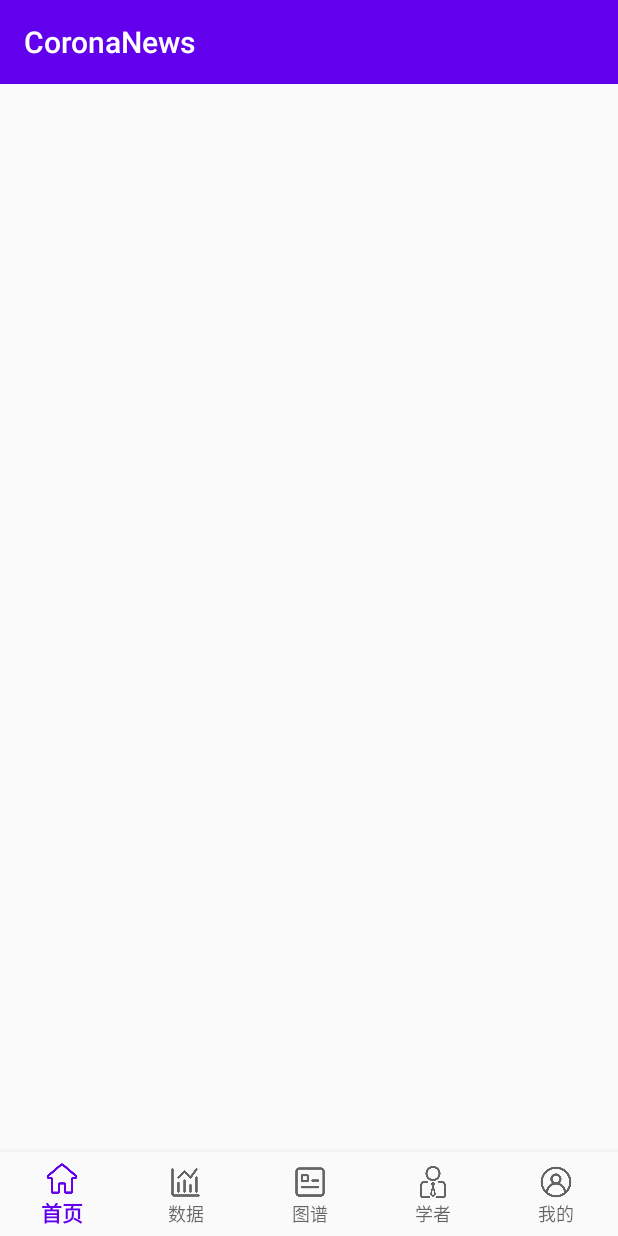
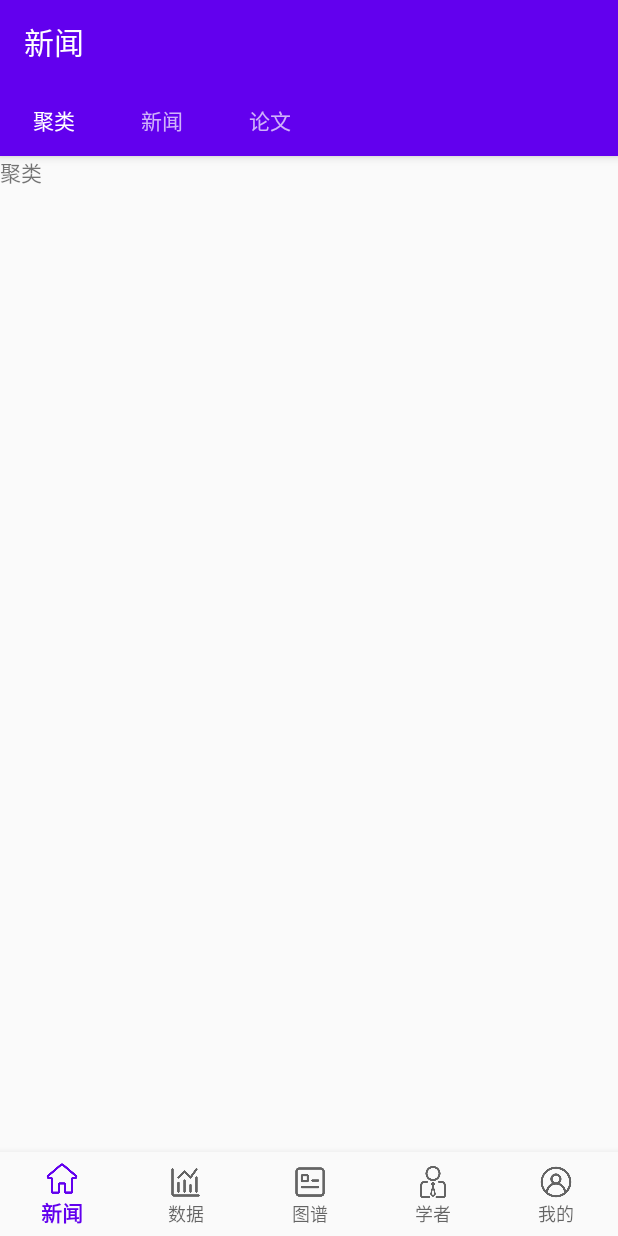
Before and after one commit to Yeenyeong/An-Android-Project-A-News-Broewser, an Android app: the screen it shows after launch (MainActivity), on a phone screen of 412 x 824 dp. Run offline under Robolectric (Android 15) with nearby library versions, the phone set to English and light mode, and no system bars.

Commit message:
news layout, and temporary test

```diff
--- /dev/null
+++ b/app/src/main/java/com/example/coronanews/FmPagerAdapter.java
@@ -0,0 +1,29 @@
+package com.example.coronanews;
+
+import androidx.annotation.NonNull;
+import androidx.fragment.app.Fragment;
+import androidx.fragment.app.FragmentManager;
+import androidx.fragment.app.FragmentPagerAdapter;
+
+import java.util.List;
+
+public class FmPagerAdapter extends FragmentPagerAdapter {
+    private List<Fragment> fragmentList;
+
+    public FmPagerAdapter(List<Fragment> fragmentList, FragmentManager fm) {
+        super(fm);
+        this.fragmentList = fragmentList;
+
+    }
+
+    @NonNull
+    @Override
+    public Fragment getItem(int position) {
+        return fragmentList.get(position);
+    }
+
+    @Override
+    public int getCount() {
+        return fragmentList != null && !fragmentList.isEmpty() ? fragmentList.size() : 0;
+    }
+}
--- a/app/src/main/java/com/example/coronanews/MainActivity.java
+++ b/app/src/main/java/com/example/coronanews/MainActivity.java
@@ -1,10 +1,14 @@
 package com.example.coronanews;
 
 import androidx.appcompat.app.AppCompatActivity;
+import androidx.fragment.app.Fragment;
+import androidx.viewpager.widget.ViewPager;
 
 import android.os.Bundle;
 
-import com.google.android.material.navigation.NavigationView;
+import com.google.android.material.tabs.TabLayout;
+
+import java.util.ArrayList;
 
 public class MainActivity extends AppCompatActivity {
 
@@ -12,5 +16,30 @@ public class MainActivity extends AppCompatActivity {
     protected void onCreate(Bundle savedInstanceState) {
         super.onCreate(savedInstanceState);
         setContentView(R.layout.activity_main);
+
+        /***
+         * 试一下TabLayout的feature,之后删掉.
+         */
+        init();
+    }
+
+    public void init(){
+        String[] titles = new String[]{"聚类","新闻","论文"};
+        TabLayout tabLayout = (TabLayout) findViewById(R.id.newsTab);
+        ViewPager viewPager = (ViewPager) findViewById(R.id.newsViewPager);
+        ArrayList<Fragment> fragments = new ArrayList<>();
+        FmPagerAdapter pagerAdapter = new FmPagerAdapter(fragments, getSupportFragmentManager());
+
+        for (int i = 0; i < titles.length; i++) {
+            fragments.add(new NewsFragmentTest(titles[i]));
+            tabLayout.addTab(tabLayout.newTab());
+        }
+        tabLayout.setupWithViewPager(viewPager, false);
+        viewPager.setAdapter(pagerAdapter);
+
+        for (int i = 0; i < titles.length; i++) {
+            tabLayout.getTabAt(i).setText(titles[i]);
+        }
+
     }
 }
--- /dev/null
+++ b/app/src/main/java/com/example/coronanews/NewsFragmentTest.java
@@ -0,0 +1,24 @@
+package com.example.coronanews;
+
+import android.os.Bundle;
+import android.view.LayoutInflater;
+import android.view.View;
+import android.view.ViewGroup;
+import android.widget.TextView;
+
+import androidx.annotation.NonNull;
+import androidx.annotation.Nullable;
+import androidx.fragment.app.Fragment;
+
+public class NewsFragmentTest extends Fragment {
+    private String tabName;
+    NewsFragmentTest(String t){this.tabName = t;}
+    @Nullable
+    @Override
+    public View onCreateView(@NonNull LayoutInflater inflater, @Nullable ViewGroup container, @Nullable Bundle savedInstanceState) {
+        View view = inflater.inflate(R.layout.newstest, container, false);
+        TextView text = (TextView) view.findViewById(R.id.testNews);
+        text.setText(tabName);
+        return view;
+    }
+}
--- a/app/src/main/res/layout/activity_main.xml
+++ b/app/src/main/res/layout/activity_main.xml
@@ -16,15 +16,10 @@
         app:layout_constraintStart_toStartOf="parent"
         app:layout_constraintTop_toTopOf="parent">
 
-        <androidx.appcompat.widget.Toolbar
-            android:id="@+id/mainToolBar"
-            app:title="@string/app_name"
-            android:background="?attr/colorPrimary"
-            android:theme="@style/ThemeOverlay.AppCompat.Dark.ActionBar"
-            app:popupTheme="@style/Theme.AppCompat.Light"
-            android:layout_width="match_parent"
-            android:layout_height="wrap_content"/>
+        <!--   在这先把news的页面插进来看看，之后删除     -->
+        <include layout="@layout/news"/>
     </FrameLayout>
+
 
     <com.google.android.material.bottomnavigation.BottomNavigationView
         android:id="@+id/buttonPanel"
--- /dev/null
+++ b/app/src/main/res/layout/news.xml
@@ -0,0 +1,40 @@
+<?xml version="1.0" encoding="utf-8"?>
+<androidx.coordinatorlayout.widget.CoordinatorLayout xmlns:android="http://schemas.android.com/apk/res/android"
+    android:layout_width="match_parent"
+    android:layout_height="match_parent"
+    xmlns:app="http://schemas.android.com/apk/res-auto">
+
+    <com.google.android.material.appbar.AppBarLayout
+        android:layout_width="match_parent"
+        android:layout_height="wrap_content"
+        android:theme="@style/AppTheme">
+
+        <androidx.appcompat.widget.Toolbar
+            android:id="@+id/newsToolBar"
+            android:layout_width="match_parent"
+            android:layout_height="wrap_content"
+            android:background="?attr/colorPrimary"
+            android:theme="@style/ThemeOverlay.AppCompat.Dark.ActionBar"
+            app:popupTheme="@style/Theme.AppCompat.Light"
+            app:title="@string/news" />
+        <com.google.android.material.tabs.TabLayout
+            android:id="@+id/newsTab"
+            android:layout_width="match_parent"
+            android:layout_height="wrap_content"
+            android:background="?attr/colorPrimary"
+            app:tabMode="scrollable"
+            style="@style/TabLayoutTheme"/>
+    </com.google.android.material.appbar.AppBarLayout>
+
+
+
+    <androidx.viewpager.widget.ViewPager
+        android:id="@+id/newsViewPager"
+        android:layout_width="match_parent"
+        android:layout_height="match_parent"
+        app:layout_behavior="com.google.android.material.appbar.AppBarLayout$ScrollingViewBehavior"/>
+
+
+
+
+</androidx.coordinatorlayout.widget.CoordinatorLayout>
--- /dev/null
+++ b/app/src/main/res/layout/newstest.xml
@@ -0,0 +1,7 @@
+<?xml version="1.0" encoding="utf-8"?>
+<TextView xmlns:android="http://schemas.android.com/apk/res/android"
+    android:id="@+id/testNews"
+    android:layout_width="match_parent"
+    android:layout_height="match_parent"
+    android:text="@string/news">
+</TextView>
--- a/app/src/main/res/menu/main_menu.xml
+++ b/app/src/main/res/menu/main_menu.xml
@@ -4,21 +4,21 @@
     <item
         android:id="@+id/menu_home"
         android:icon="@drawable/home"
-        android:title="@string/menu_home" />
+        android:title="@string/news" />
     <item
         android:id="@+id/menu_statistic"
         android:icon="@drawable/statistic"
-        android:title="@string/menu_statistic" />
+        android:title="@string/statistic" />
     <item
         android:id="@+id/menu_entry"
         android:icon="@drawable/entry"
-        android:title="@string/menu_entry" />
+        android:title="@string/entry" />
     <item
         android:id="@+id/menu_scholar"
         android:icon="@drawable/scholar"
-        android:title="@string/menu_scholar" />
+        android:title="@string/scholar" />
     <item
         android:id="@+id/menu_user"
         android:icon="@drawable/user"
-        android:title="@string/menu_user" />
+        android:title="@string/user" />
 </menu>
--- a/app/src/main/res/values/strings.xml
+++ b/app/src/main/res/values/strings.xml
@@ -1,9 +1,10 @@
 <resources>
     <string name="app_name">CoronaNews</string>
-    <string name="menu_home">首页</string>
-    <string name="menu_statistic">数据</string>
-    <string name="menu_entry">图谱</string>
-    <string name="menu_scholar">学者</string>
-    <string name="menu_user">我的</string>
+    <string name="news">新闻</string>
+    <string name="statistic">数据</string>
+    <string name="entry">图谱</string>
+    <string name="scholar">学者</string>
+    <string name="user">我的</string>
+    <string name="msg_search">搜索</string>
 
 </resources>
--- a/app/src/main/res/values/styles.xml
+++ b/app/src/main/res/values/styles.xml
@@ -7,4 +7,9 @@
         <item name="colorAccent">@color/colorAccent</item>
     </style>
 
+    <style name="TabLayoutTheme" parent="Widget.Design.TabLayout">
+        <item name="tabIndicatorHeight">0dp</item>
+        <item name="theme">@style/ThemeOverlay.AppCompat.Dark</item>
+    </style>
+
 </resources>
```
